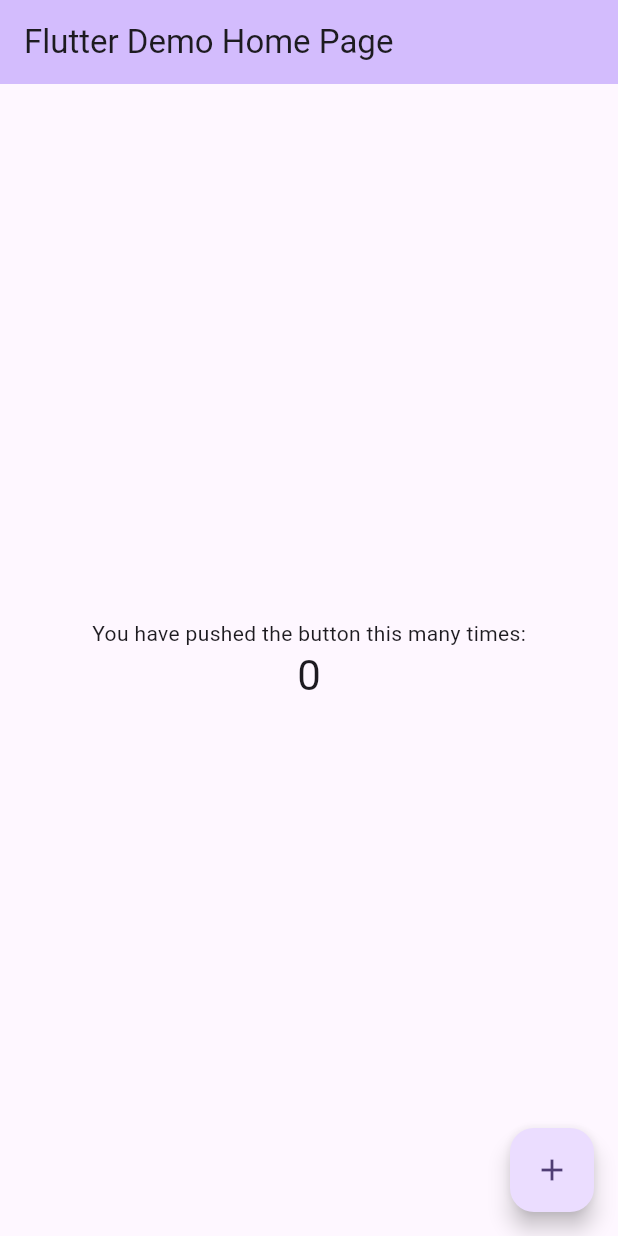
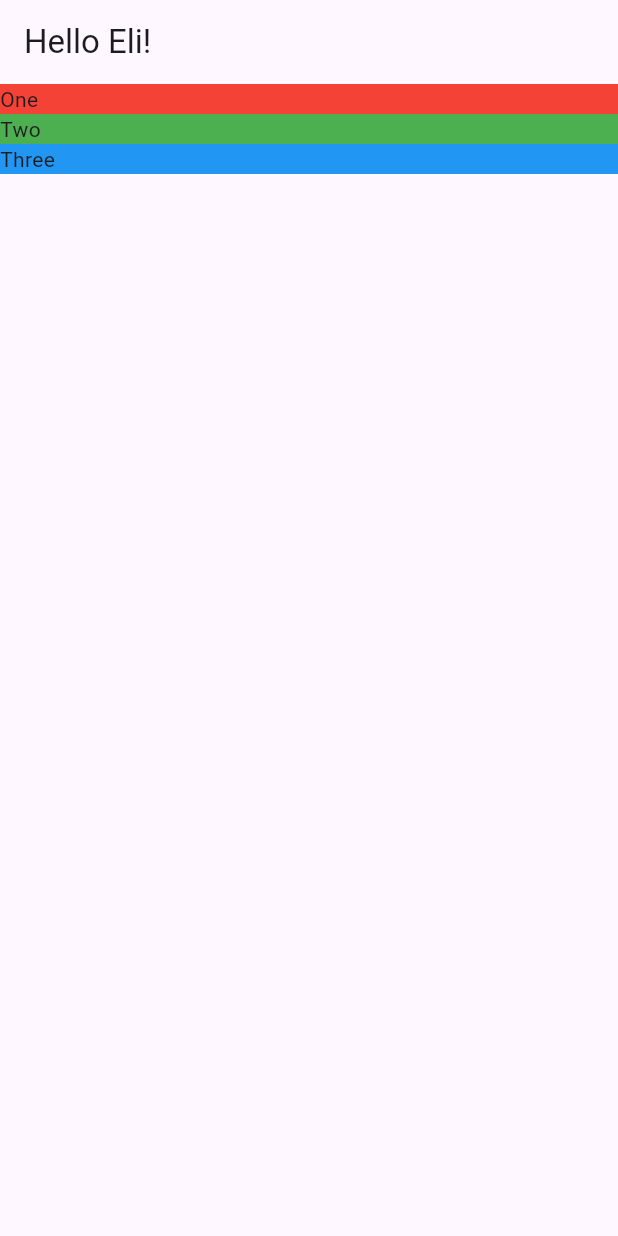
Before and after one commit to Ngweyee/crashcourse_flutter, a Flutter app: the screen it shows after launch, on a phone screen of 412 x 824 dp. Run offline on Flutter 3.47's test engine with Material 3 defaults, Android fonts, the light colour scheme and no system bars.

Commit message:
-lesson 1 & 2

```diff
--- a/lib/main.dart
+++ b/lib/main.dart
@@ -1,68 +1,33 @@
 import 'package:flutter/material.dart';
 
 void main() {
-  runApp(const MyApp());
+   runApp(MaterialApp(
+     home: Scaffold(
+       appBar: AppBar(title: const Text("Hello Eli!")),
+       body: Column(
+         mainAxisAlignment: MainAxisAlignment.start,
+         crossAxisAlignment: CrossAxisAlignment.stretch,
+         children: [
+           Container(
+             decoration: const BoxDecoration(
+                 color: Colors.red
+             ),
+             child: const Text("One"),
+           ),
+           Container(
+             decoration: const BoxDecoration(
+                 color: Colors.green
+             ),
+             child: const Text("Two"),
+           ),Container(
+             decoration: const BoxDecoration(
+                 color: Colors.blue
+             ),
+             child: const Text("Three"),
+           )
+         ],
+       )
+     ),
+     ),
+   );
 }
-
-class MyApp extends StatelessWidget {
-  const MyApp({super.key});
-
-  @override
-  Widget build(BuildContext context) {
-    return MaterialApp(
-      title: 'Flutter Demo',
-      theme: ThemeData(
-        colorScheme: ColorScheme.fromSeed(seedColor: Colors.deepPurple),
-        useMaterial3: true,
-      ),
-      home: const MyHomePage(title: 'Flutter Demo Home Page'),
-    );
-  }
-}
-
-class MyHomePage extends StatefulWidget {
-  const MyHomePage({super.key, required this.title});
-  final String title;
-
-  @override
-  State<MyHomePage> createState() => _MyHomePageState();
-}
-
-class _MyHomePageState extends State<MyHomePage> {
-  int _counter = 0;
-
-  void _incrementCounter() {
-    setState(() {
-      _counter++;
-    });
-  }
-
-  @override
-  Widget build(BuildContext context) {
-    return Scaffold(
-      appBar: AppBar(
-        backgroundColor: Theme.of(context).colorScheme.inversePrimary,
-        title: Text(widget.title),
-      ),
-      body: Center(
-        child: Column(
-          mainAxisAlignment: MainAxisAlignment.center,
-          children: <Widget>[
-            const Text(
-              'You have pushed the button this many times:',
-            ),
-            Text(
-              '$_counter',
-              style: Theme.of(context).textTheme.headlineMedium,
-            ),
-          ],
-        ),
-      ),
-      floatingActionButton: FloatingActionButton(
-        onPressed: _incrementCounter,
-        tooltip: 'Increment',
-        child: const Icon(Icons.add),
-      ), // This trailing comma makes auto-formatting nicer for build methods.
-    );
-  }
-}
```
